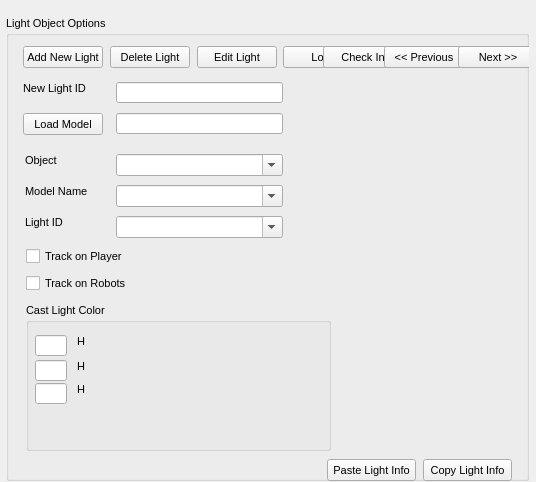
The window that qteditor/ui/worldobjectslight.ui (DescentNetwork/Descent3) describes before a commit, drawn with Qt 5.
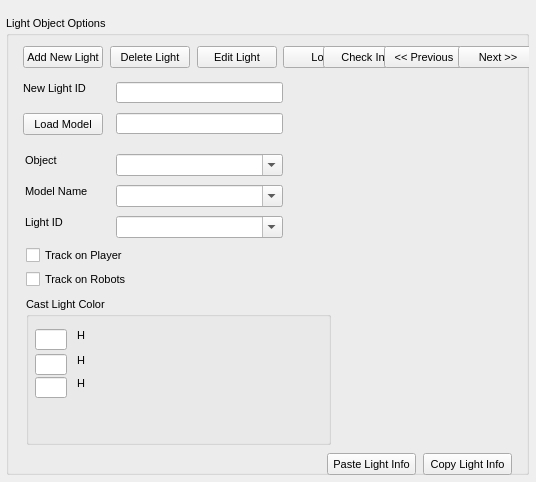
The same window after the commit.

Diff of the .ui file:
```diff
--- a/qteditor/ui/worldobjectslight.ui
+++ b/qteditor/ui/worldobjectslight.ui
@@ -45,7 +45,7 @@
           <x>6</x>
           <y>16</y>
           <width>523</width>
-          <height>465</height>
+          <height>459</height>
         </rect>
       </property>
       <property name="title">
@@ -319,7 +319,7 @@
           <rect>
             <x>19</x>
             <y>138</y>
-            <width>51</width>
+            <width>35</width>
             <height>13</height>
           </rect>
         </property>
@@ -407,7 +407,7 @@
           <rect>
             <x>19</x>
             <y>200</y>
-            <width>51</width>
+            <width>41</width>
             <height>13</height>
           </rect>
         </property>
@@ -452,7 +452,7 @@
             <x>20</x>
             <y>231</y>
             <width>105</width>
-            <height>19</height>
+            <height>16</height>
           </rect>
         </property>
         <property name="text">
@@ -469,9 +469,9 @@
         <property name="geometry">
           <rect>
             <x>20</x>
-            <y>258</y>
+            <y>255</y>
             <width>110</width>
-            <height>19</height>
+            <height>16</height>
           </rect>
         </property>
         <property name="text">
@@ -488,7 +488,7 @@
         <property name="geometry">
           <rect>
             <x>20</x>
-            <y>287</y>
+            <y>281</y>
             <width>305</width>
             <height>148</height>
           </rect>
@@ -526,7 +526,7 @@
             <rect>
               <x>51</x>
               <y>32</y>
-              <width>51</width>
+              <width>12</width>
               <height>13</height>
             </rect>
           </property>
@@ -567,7 +567,7 @@
             <rect>
               <x>250</x>
               <y>32</y>
-              <width>51</width>
+              <width>48</width>
               <height>48</height>
             </rect>
           </property>
@@ -602,7 +602,7 @@
             <rect>
               <x>51</x>
               <y>57</y>
-              <width>51</width>
+              <width>12</width>
               <height>13</height>
             </rect>
           </property>
@@ -659,7 +659,7 @@
             <rect>
               <x>51</x>
               <y>80</y>
-              <width>51</width>
+              <width>12</width>
               <height>13</height>
             </rect>
           </property>
@@ -719,7 +719,7 @@
         <property name="geometry">
           <rect>
             <x>321</x>
-            <y>443</y>
+            <y>437</y>
             <width>89</width>
             <height>22</height>
           </rect>
@@ -744,7 +744,7 @@
         <property name="geometry">
           <rect>
             <x>417</x>
-            <y>443</y>
+            <y>437</y>
             <width>89</width>
             <height>22</height>
           </rect>
```
Left out of the diff: 947 changed lines with no effect on the pictures.
